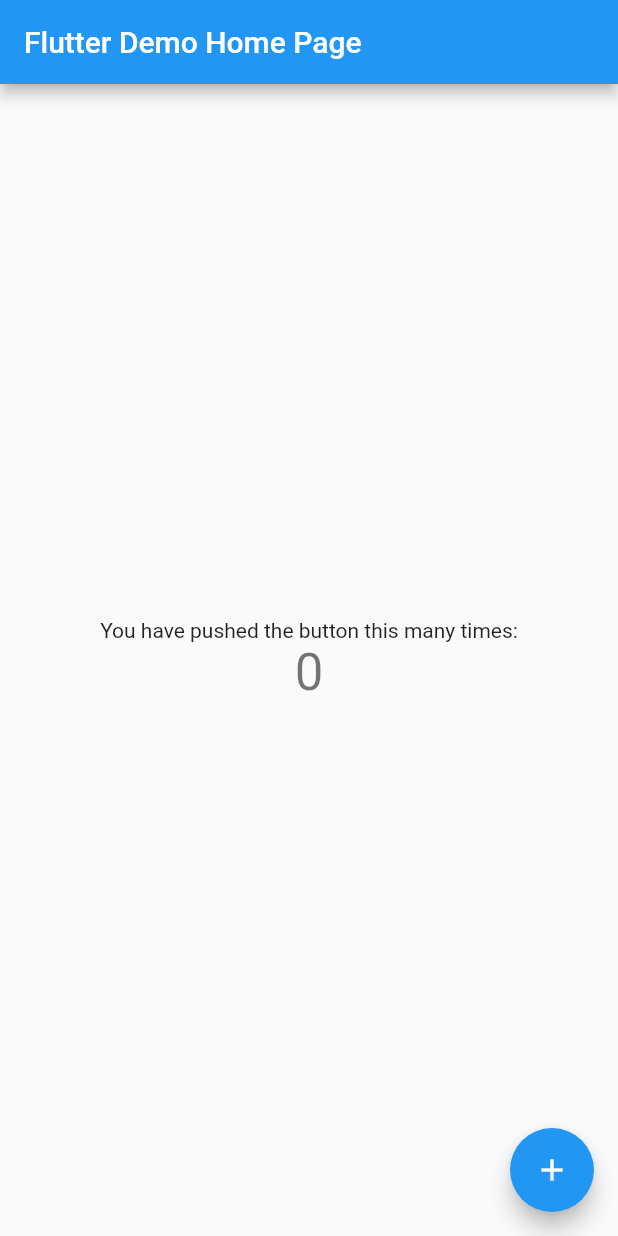
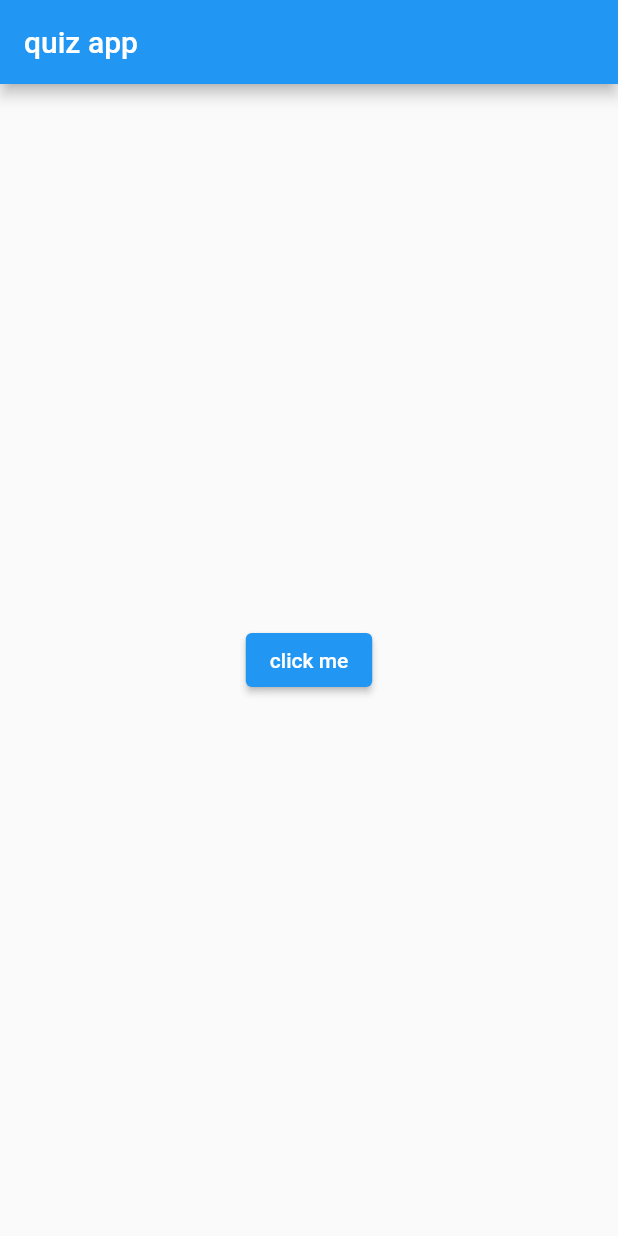
Before and after one commit to shahabgohar/quiz_app, a Flutter app: the screen it shows after launch, on a phone screen of 412 x 824 dp. Run offline on Flutter 3.47's test engine with Material 2 defaults, Android fonts, the phone set to English and light mode, and no system bars; our stand-ins replace dio, hooks_riverpod; missing offline and left inert: enum_to_string.

```diff
--- /dev/null
+++ b/lib/enums/difficulty.enum.dart
@@ -0,0 +1 @@
+enum Difficulty { any, easy, medium, hard }
--- a/lib/main.dart
+++ b/lib/main.dart
@@ -1,7 +1,10 @@
 import 'package:flutter/material.dart';
+import 'package:hooks_riverpod/hooks_riverpod.dart';
+import 'package:quiz_app/enums/difficulty.enum.dart';
+import 'package:quiz_app/repositories/quiz/quiz.repository.dart';
 
 void main() {
-  runApp(const MyApp());
+  runApp(ProviderScope(child: const MyApp()));
 }
 
 class MyApp extends StatelessWidget {
@@ -13,103 +16,33 @@ class MyApp extends StatelessWidget {
     return MaterialApp(
       title: 'Flutter Demo',
       theme: ThemeData(
-        // This is the theme of your application.
-        //
-        // Try running your application with "flutter run". You'll see the
-        // application has a blue toolbar. Then, without quitting the app, try
-        // changing the primarySwatch below to Colors.green and then invoke
-        // "hot reload" (press "r" in the console where you ran "flutter run",
-        // or simply save your changes to "hot reload" in a Flutter IDE).
-        // Notice that the counter didn't reset back to zero; the application
-        // is not restarted.
         primarySwatch: Colors.blue,
       ),
-      home: const MyHomePage(title: 'Flutter Demo Home Page'),
+      home: const MyHomePage(),
     );
   }
 }
 
-class MyHomePage extends StatefulWidget {
-  const MyHomePage({Key? key, required this.title}) : super(key: key);
-
-  // This widget is the home page of your application. It is stateful, meaning
-  // that it has a State object (defined below) that contains fields that affect
-  // how it looks.
-
-  // This class is the configuration for the state. It holds the values (in this
-  // case the title) provided by the parent (in this case the App widget) and
-  // used by the build method of the State. Fields in a Widget subclass are
-  // always marked "final".
-
-  final String title;
+class MyHomePage extends ConsumerWidget {
+  const MyHomePage({Key? key}) : super(key: key);
 
   @override
-  State<MyHomePage> createState() => _MyHomePageState();
-}
-
-class _MyHomePageState extends State<MyHomePage> {
-  int _counter = 0;
-
-  void _incrementCounter() {
-    setState(() {
-      // This call to setState tells the Flutter framework that something has
-      // changed in this State, which causes it to rerun the build method below
-      // so that the display can reflect the updated values. If we changed
-      // _counter without calling setState(), then the build method would not be
-      // called again, and so nothing would appear to happen.
-      _counter++;
-    });
-  }
-
-  @override
-  Widget build(BuildContext context) {
-    // This method is rerun every time setState is called, for instance as done
-    // by the _incrementCounter method above.
-    //
-    // The Flutter framework has been optimized to make rerunning build methods
-    // fast, so that you can just rebuild anything that needs updating rather
-    // than having to individually change instances of widgets.
+  Widget build(BuildContext context, WidgetRef ref) {
+    final provider = ref.read(quizRepositoryProvider);
     return Scaffold(
-      appBar: AppBar(
-        // Here we take the value from the MyHomePage object that was created by
-        // the App.build method, and use it to set our appbar title.
-        title: Text(widget.title),
-      ),
+      appBar: AppBar(title: Text('quiz app')),
       body: Center(
-        // Center is a layout widget. It takes a single child and positions it
-        // in the middle of the parent.
-        child: Column(
-          // Column is also a layout widget. It takes a list of children and
-          // arranges them vertically. By default, it sizes itself to fit its
-          // children horizontally, and tries to be as tall as its parent.
-          //
-          // Invoke "debug painting" (press "p" in the console, choose the
-          // "Toggle Debug Paint" action from the Flutter Inspector in Android
-          // Studio, or the "Toggle Debug Paint" command in Visual Studio Code)
-          // to see the wireframe for each widget.
-          //
-          // Column has various properties to control how it sizes itself and
-          // how it positions its children. Here we use mainAxisAlignment to
-          // center the children vertically; the main axis here is the vertical
-          // axis because Columns are vertical (the cross axis would be
-          // horizontal).
-          mainAxisAlignment: MainAxisAlignment.center,
-          children: <Widget>[
-            const Text(
-              'You have pushed the button this many times:',
-            ),
-            Text(
-              '$_counter',
-              style: Theme.of(context).textTheme.headline4,
-            ),
-          ],
+        child: ElevatedButton(
+          child: Text('click me'),
+          onPressed: () async {
+            final questions = await provider.getQuestions(
+                numberOfQuestions: 10,
+                categoryType: 20,
+                difficulty: Difficulty.any);
+            print(questions);
+          },
         ),
       ),
-      floatingActionButton: FloatingActionButton(
-        onPressed: _incrementCounter,
-        tooltip: 'Increment',
-        child: const Icon(Icons.add),
-      ), // This trailing comma makes auto-formatting nicer for build methods.
     );
   }
 }
--- a/pubspec.yaml
+++ b/pubspec.yaml
@@ -34,6 +34,10 @@ dependencies:
   # The following adds the Cupertino Icons font to your application.
   # Use with the CupertinoIcons class for iOS style icons.
   cupertino_icons: ^1.0.2
+  dio: ^4.0.0
+  flutter_hooks: ^0.18.0
+  hooks_riverpod: ^1.0.0-dev.11
+  enum_to_string: ^2.0.1
 
 dev_dependencies:
   flutter_test:
```
Also changed, not shown: lib/repositories/quiz/base.repository.dart (added, +9 -0 lines), lib/repositories/quiz/quiz.repository.dart (added, +49 -0 lines), pubspec.lock.
